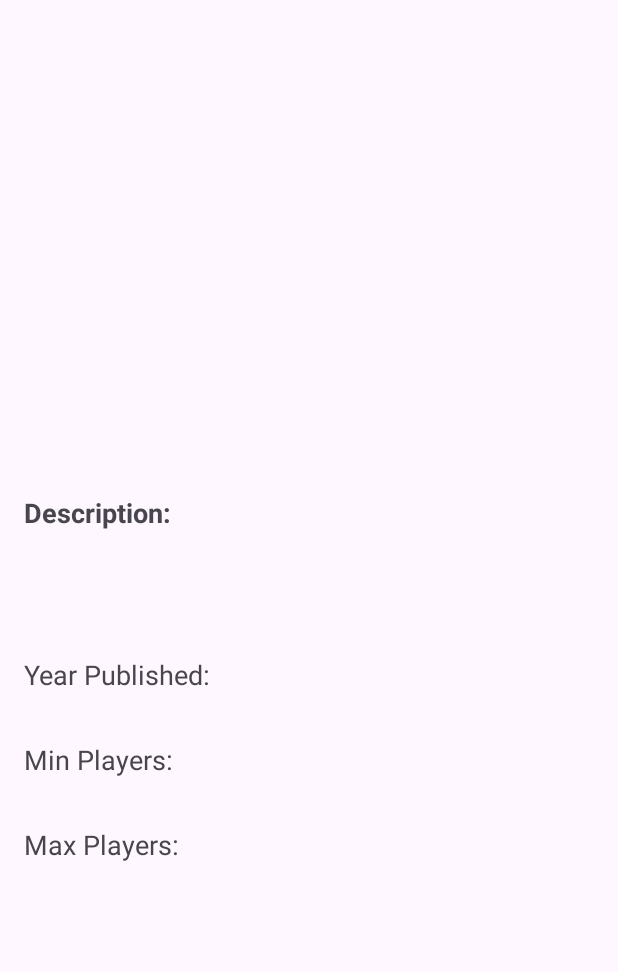
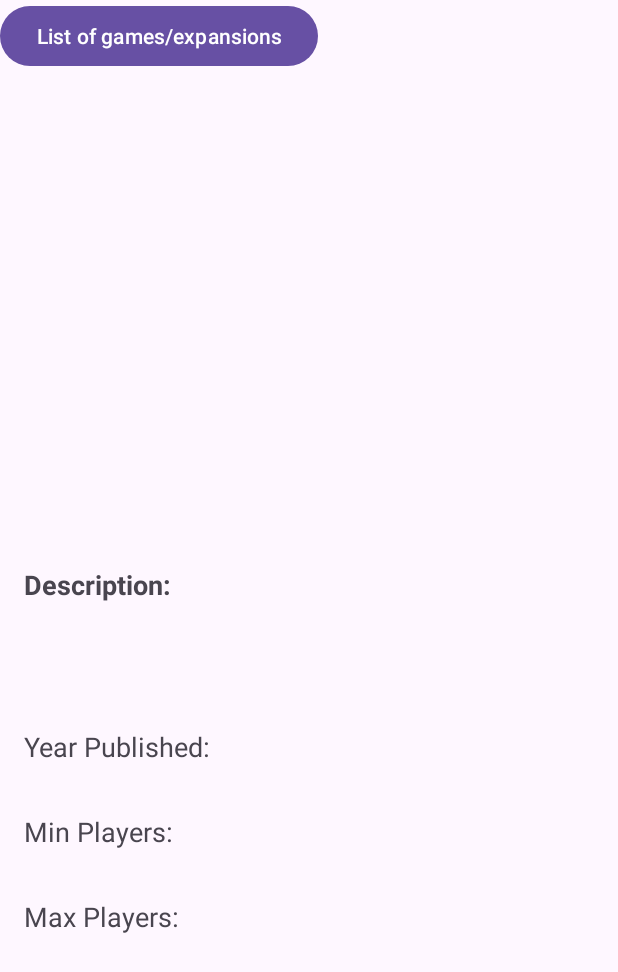
Before and after one commit to kubajarmuzek/BoardGameCollector, an Android app: the GameDetailActivity screen opened directly, with no data from a screen before it, on a phone screen of 412 x 824 dp. Shown: the top 972 px of the screen. Run offline under Robolectric (Android 15) with nearby library versions, the phone set to English and light mode, and no system bars; network calls fail.

Commit message:
navigation done

```diff
--- a/app/src/main/java/edu/put/inf151818/GameDetailActivity.kt
+++ b/app/src/main/java/edu/put/inf151818/GameDetailActivity.kt
@@ -1,8 +1,10 @@
 package edu.put.inf151818
 
+import android.content.Intent
 import android.graphics.Bitmap
 import android.graphics.BitmapFactory
 import android.os.Bundle
+import android.widget.Button
 import android.widget.ImageView
 import android.widget.TextView
 import androidx.appcompat.app.AppCompatActivity
@@ -50,7 +52,11 @@ class GameDetailActivity : AppCompatActivity() {
 
         val intent = intent
         val gameId = intent.getStringExtra("gameId")
-
+        val nextButton: Button = findViewById(R.id.nextButton)
+        nextButton.setOnClickListener {
+            val intent = Intent(this, ProfileActivity::class.java)
+            startActivity(intent)
+        }
         retrieveGameDetails(gameId)
     }
 
--- a/app/src/main/res/layout/activity_game_detail.xml
+++ b/app/src/main/res/layout/activity_game_detail.xml
@@ -3,6 +3,14 @@
     android:layout_width="match_parent"
     android:layout_height="match_parent"
     android:orientation="vertical">
+
+    <Button
+        android:id="@+id/nextButton"
+        android:layout_width="wrap_content"
+        android:layout_height="wrap_content"
+        android:text="List of games/expansions"
+        android:layout_alignParentBottom="true"
+        android:layout_centerHorizontal="true" />
 
     <TextView
         android:id="@+id/idTextView"
```
Also changed, not shown: app/src/main/java/edu/put/inf151818/ExpansionsActivity.kt (+7 -0 lines), app/src/main/java/edu/put/inf151818/GamesActivity.kt (+9 -0 lines), app/src/main/res/layout/activity_expansions.xml (+8 -0 lines), app/src/main/res/layout/activity_games.xml (+9 -0 lines).
